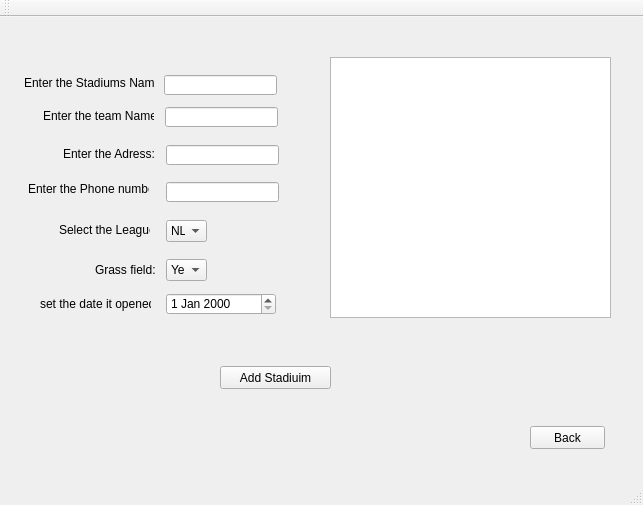
The window that Stadium_Trip/mainwindow.ui (trucnguyen76/CS1D---Project-2) describes before a commit, drawn with Qt 5.
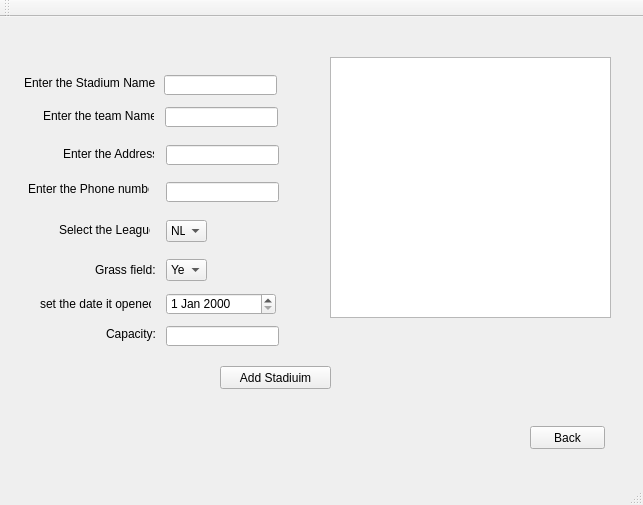
The same window after the commit. The open tabs and pages were chosen to show the change.

Commit message: finished most functionality for the add stadium page

Patch:
```diff
--- a/Stadium_Trip/mainwindow.ui
+++ b/Stadium_Trip/mainwindow.ui
@@ -626,7 +626,7 @@
        </rect>
       </property>
       <property name="text">
-       <string>Enter the Stadiums Name:</string>
+       <string>Enter the Stadium Name:</string>
       </property>
      </widget>
      <widget class="QLabel" name="teamNameLabel">
@@ -662,7 +662,7 @@
        </rect>
       </property>
       <property name="text">
-       <string>Enter the Adress:</string>
+       <string>Enter the Address:</string>
       </property>
      </widget>
      <widget class="QLineEdit" name="addressBox">
@@ -843,6 +843,29 @@
        <string>Add Stadiuim</string>
       </property>
      </widget>
+     <widget class="QLabel" name="CapacityLabel">
+      <property name="geometry">
+       <rect>
+        <x>106</x>
+        <y>310</y>
+        <width>51</width>
+        <height>16</height>
+       </rect>
+      </property>
+      <property name="text">
+       <string>Capacity:</string>
+      </property>
+     </widget>
+     <widget class="QLineEdit" name="capacityBox">
+      <property name="geometry">
+       <rect>
+        <x>166</x>
+        <y>310</y>
+        <width>113</width>
+        <height>20</height>
+       </rect>
+      </property>
+     </widget>
     </widget>
     <widget class="QWidget" name="modifyStadiumPage">
      <widget class="QPushButton" name="modifyStadiumBtn">
```
Left out of the diff: 2 changed lines with no effect on the pictures. The commit also changes 3 other files.
